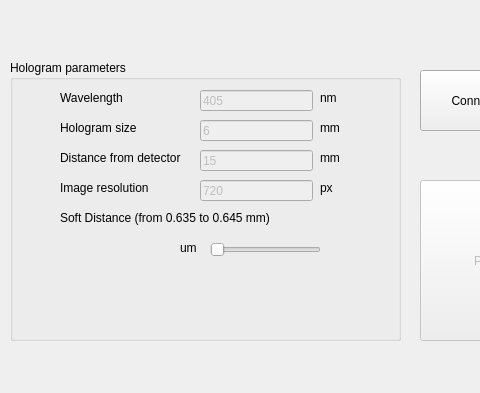
This is Microscope.ui in CamiloWeinberger/HoloCam as Qt 5 draws it before an edit; both pictures show x 0 to 480 and y 440 to 833 of the 1242 by 833 pixel window. The edited form follows.
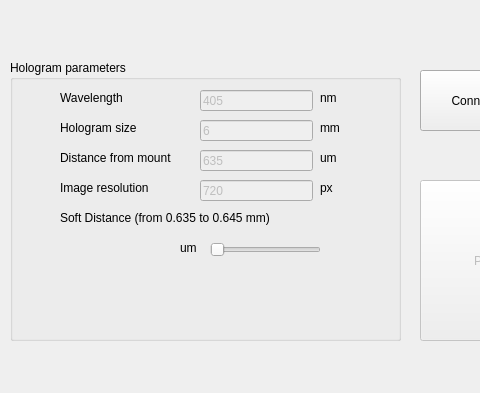
This is the edited form. Icons and pictures are not drawn.

Commit message: modified sensor values

```diff
--- a/Microscope.ui
+++ b/Microscope.ui
@@ -317,7 +317,7 @@
       </rect>
      </property>
      <property name="text">
-      <string>15</string>
+      <string>635</string>
      </property>
     </widget>
     <widget class="QLabel" name="z0_8">
@@ -330,7 +330,7 @@
       </rect>
      </property>
      <property name="text">
-      <string>mm</string>
+      <string>um</string>
      </property>
      <property name="textFormat">
       <enum>Qt::AutoText</enum>
@@ -349,7 +349,7 @@
       </rect>
      </property>
      <property name="text">
-      <string>Distance from detector</string>
+      <string>Distance from mount</string>
      </property>
      <property name="textFormat">
       <enum>Qt::AutoText</enum>
```
The commit also changes 2 other files.
